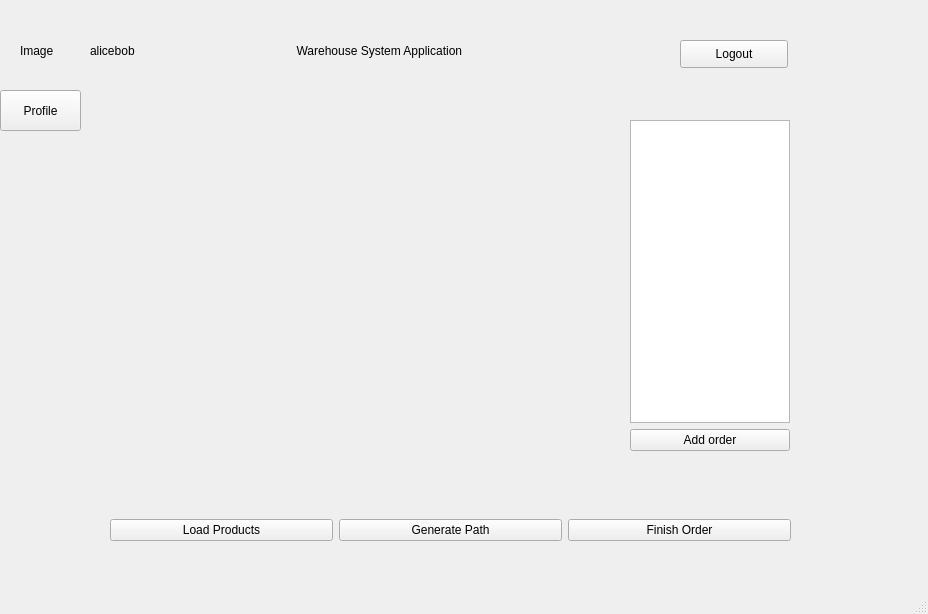
Above: qt_designer/main.ui from QUAFFquaff/Warehouse-Navigation-Application before the change. Below: the same form after it.
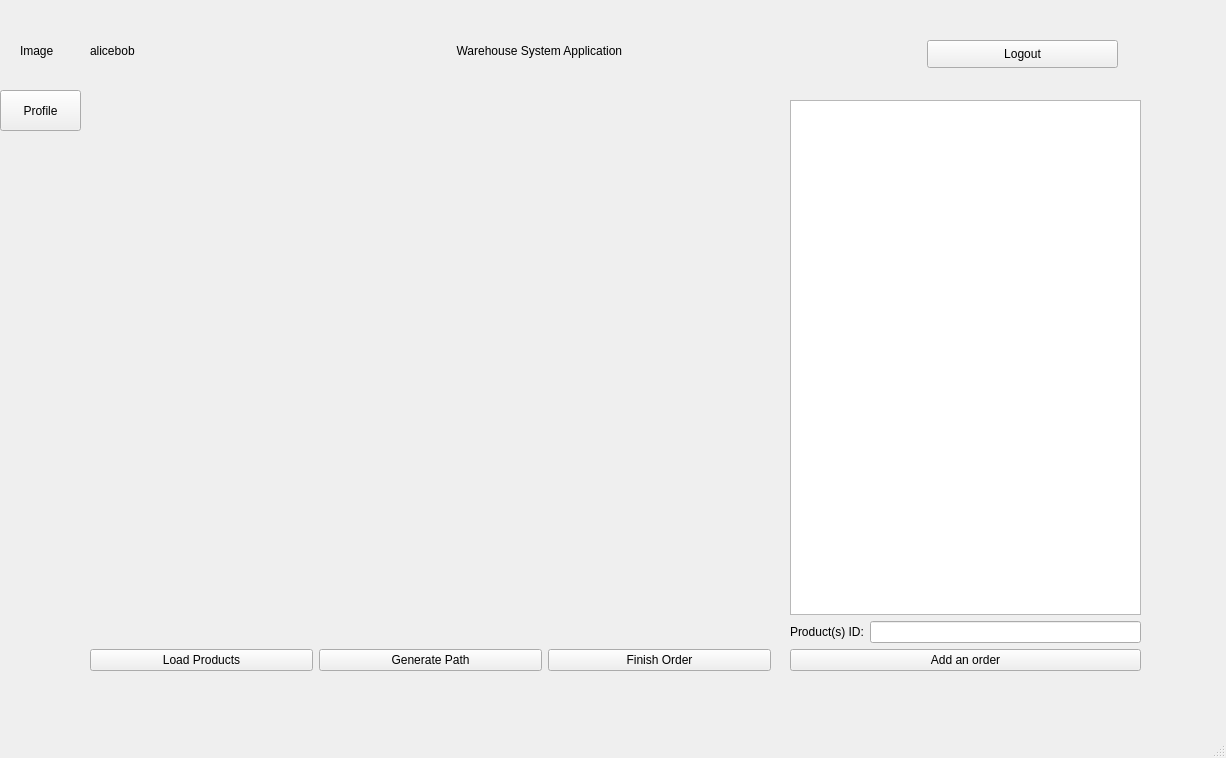
That is the form after the change.

Commit message: user defined product id UI

Diff of the .ui file:
```diff
--- a/qt_designer/main.ui
+++ b/qt_designer/main.ui
@@ -6,8 +6,8 @@
    <rect>
     <x>0</x>
     <y>0</y>
-    <width>928</width>
-    <height>614</height>
+    <width>1226</width>
+    <height>758</height>
    </rect>
   </property>
   <property name="windowTitle">
@@ -30,8 +30,8 @@
    <widget class="QWidget" name="horizontalLayoutWidget">
     <property name="geometry">
      <rect>
-      <x>110</x>
-      <y>490</y>
+      <x>90</x>
+      <y>620</y>
       <width>681</width>
       <height>81</height>
      </rect>
@@ -78,8 +78,8 @@
      <rect>
       <x>120</x>
       <y>110</y>
-      <width>491</width>
-      <height>341</height>
+      <width>641</width>
+      <height>481</height>
      </rect>
     </property>
     <property name="text">
@@ -89,10 +89,10 @@
    <widget class="QWidget" name="verticalLayoutWidget">
     <property name="geometry">
      <rect>
-      <x>630</x>
-      <y>120</y>
-      <width>160</width>
-      <height>331</height>
+      <x>790</x>
+      <y>100</y>
+      <width>351</width>
+      <height>571</height>
      </rect>
     </property>
     <layout class="QVBoxLayout" name="verticalLayout">
@@ -100,20 +100,38 @@
       <widget class="QListView" name="listView_orders"/>
      </item>
      <item>
-      <widget class="QPushButton" name="pushButton_add_order">
-       <property name="text">
-        <string>Add order</string>
-       </property>
-      </widget>
+      <layout class="QHBoxLayout" name="horizontalLayout_4">
+       <item>
+        <widget class="QLabel" name="label_products_id">
+         <property name="text">
+          <string>Product(s) ID:</string>
+         </property>
+        </widget>
+       </item>
+       <item>
+        <widget class="QLineEdit" name="lineEdit_products_id"/>
+       </item>
+      </layout>
+     </item>
+     <item>
+      <layout class="QHBoxLayout" name="horizontalLayout_3">
+       <item>
+        <widget class="QPushButton" name="pushButton_add_order">
+         <property name="text">
+          <string>Add an order</string>
+         </property>
+        </widget>
+       </item>
+      </layout>
      </item>
     </layout>
    </widget>
    <widget class="QPushButton" name="pushButton_logout">
     <property name="geometry">
      <rect>
-      <x>680</x>
+      <x>927</x>
       <y>40</y>
-      <width>108</width>
+      <width>191</width>
       <height>28</height>
      </rect>
     </property>
@@ -124,7 +142,7 @@
    <widget class="QLabel" name="label_title">
     <property name="geometry">
      <rect>
-      <x>240</x>
+      <x>400</x>
       <y>30</y>
       <width>421</width>
       <height>41</height>
```
The commit also changes 2 other files.
